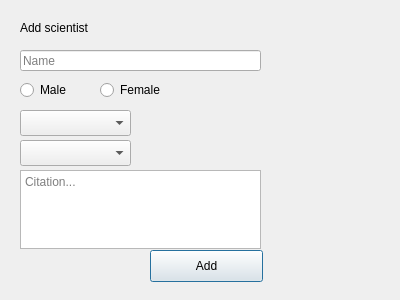
Before: the Qt Designer form gui/add/addsci.ui in HelgiThomas/Verklegt31, drawn with Qt 5.
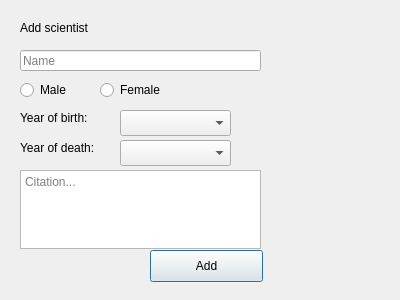
After: the same form once the commit is applied.

```diff
--- a/gui/add/addsci.ui
+++ b/gui/add/addsci.ui
@@ -84,7 +84,7 @@
   <widget class="QComboBox" name="combobox_birthYears">
    <property name="geometry">
     <rect>
-     <x>20</x>
+     <x>120</x>
      <y>110</y>
      <width>111</width>
      <height>26</height>
@@ -97,7 +97,7 @@
   <widget class="QComboBox" name="combobox_deathYear">
    <property name="geometry">
     <rect>
-     <x>20</x>
+     <x>120</x>
      <y>140</y>
      <width>111</width>
      <height>26</height>
@@ -117,6 +117,32 @@
     <string>Citation...</string>
    </property>
   </widget>
+  <widget class="QLabel" name="label_2">
+   <property name="geometry">
+    <rect>
+     <x>20</x>
+     <y>110</y>
+     <width>81</width>
+     <height>16</height>
+    </rect>
+   </property>
+   <property name="text">
+    <string>Year of birth:</string>
+   </property>
+  </widget>
+  <widget class="QLabel" name="label_3">
+   <property name="geometry">
+    <rect>
+     <x>20</x>
+     <y>140</y>
+     <width>91</width>
+     <height>16</height>
+    </rect>
+   </property>
+   <property name="text">
+    <string>Year of death:</string>
+   </property>
+  </widget>
  </widget>
  <resources/>
  <connections/>
```
